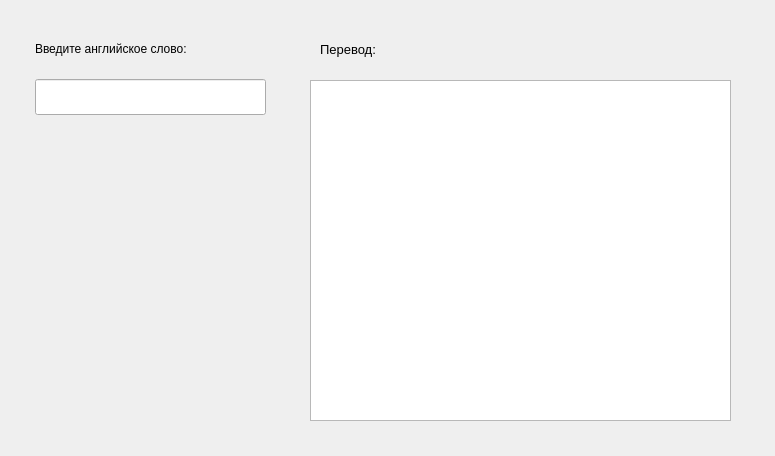
alsav22/Dict_1, file dictionarys.ui: the form before one commit.
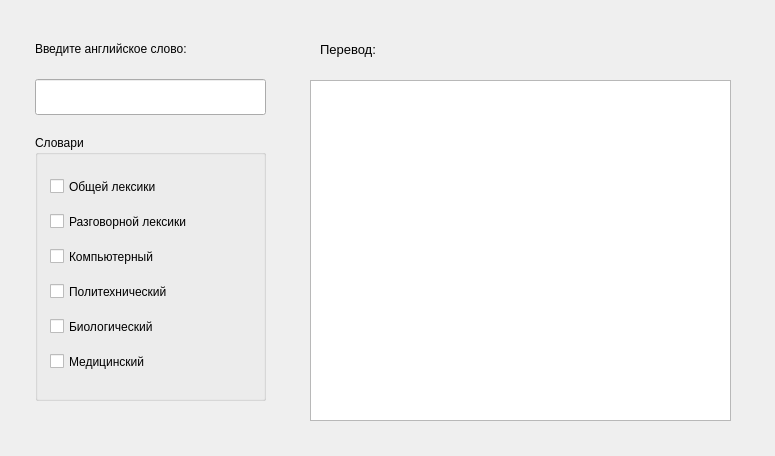
The form after the commit.

Diff of the .ui file:
```diff
--- a/dictionarys.ui
+++ b/dictionarys.ui
@@ -92,6 +92,103 @@
     <string>Перевод:</string>
    </property>
   </widget>
+  <widget class="QGroupBox" name="groupBox">
+   <property name="geometry">
+    <rect>
+     <x>35</x>
+     <y>135</y>
+     <width>231</width>
+     <height>266</height>
+    </rect>
+   </property>
+   <property name="title">
+    <string>Словари</string>
+   </property>
+   <widget class="QCheckBox" name="checkBox">
+    <property name="geometry">
+     <rect>
+      <x>15</x>
+      <y>40</y>
+      <width>186</width>
+      <height>23</height>
+     </rect>
+    </property>
+    <property name="cursor">
+     <cursorShape>PointingHandCursor</cursorShape>
+    </property>
+    <property name="text">
+     <string>Общей лексики</string>
+    </property>
+    <property name="tristate">
+     <bool>true</bool>
+    </property>
+   </widget>
+   <widget class="QCheckBox" name="checkBox_2">
+    <property name="geometry">
+     <rect>
+      <x>15</x>
+      <y>110</y>
+      <width>191</width>
+      <height>23</height>
+     </rect>
+    </property>
+    <property name="text">
+     <string>Компьютерный</string>
+    </property>
+   </widget>
+   <widget class="QCheckBox" name="checkBox_3">
+    <property name="geometry">
+     <rect>
+      <x>15</x>
+      <y>145</y>
+      <width>191</width>
+      <height>23</height>
+     </rect>
+    </property>
+    <property name="text">
+     <string>Политехнический</string>
+    </property>
+   </widget>
+   <widget class="QCheckBox" name="checkBox_4">
+    <property name="geometry">
+     <rect>
+      <x>15</x>
+      <y>180</y>
+      <width>186</width>
+      <height>23</height>
+     </rect>
+    </property>
+    <property name="text">
+     <string>Биологический</string>
+    </property>
+   </widget>
+   <widget class="QCheckBox" name="checkBox_5">
+    <property name="geometry">
+     <rect>
+      <x>15</x>
+      <y>75</y>
+      <width>191</width>
+      <height>23</height>
+     </rect>
+    </property>
+    <property name="text">
+     <string>Разговорной лексики</string>
+    </property>
+   </widget>
+   <widget class="QCheckBox" name="checkBox_6">
+    <property name="geometry">
+     <rect>
+      <x>15</x>
+      <y>215</y>
+      <width>171</width>
+      <height>23</height>
+     </rect>
+    </property>
+    <property name="text">
+     <string>Медицинский</string>
+    </property>
+   </widget>
+  </widget>
  </widget>
  <layoutdefault spacing="6" margin="11"/>
  <resources>
```
